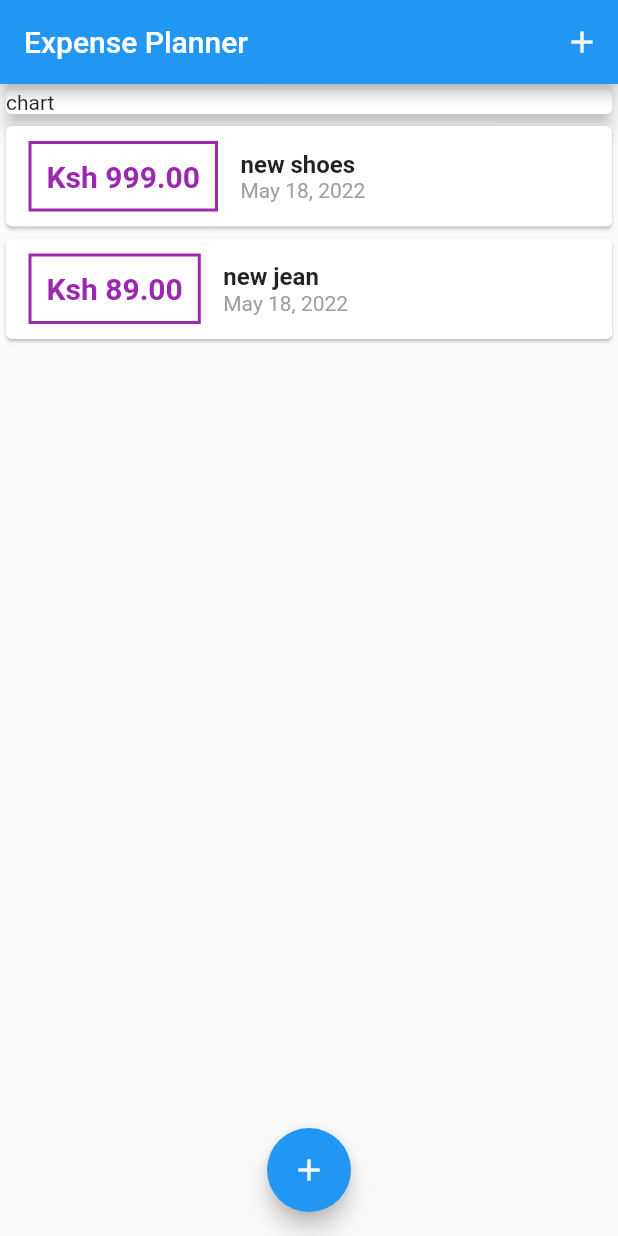
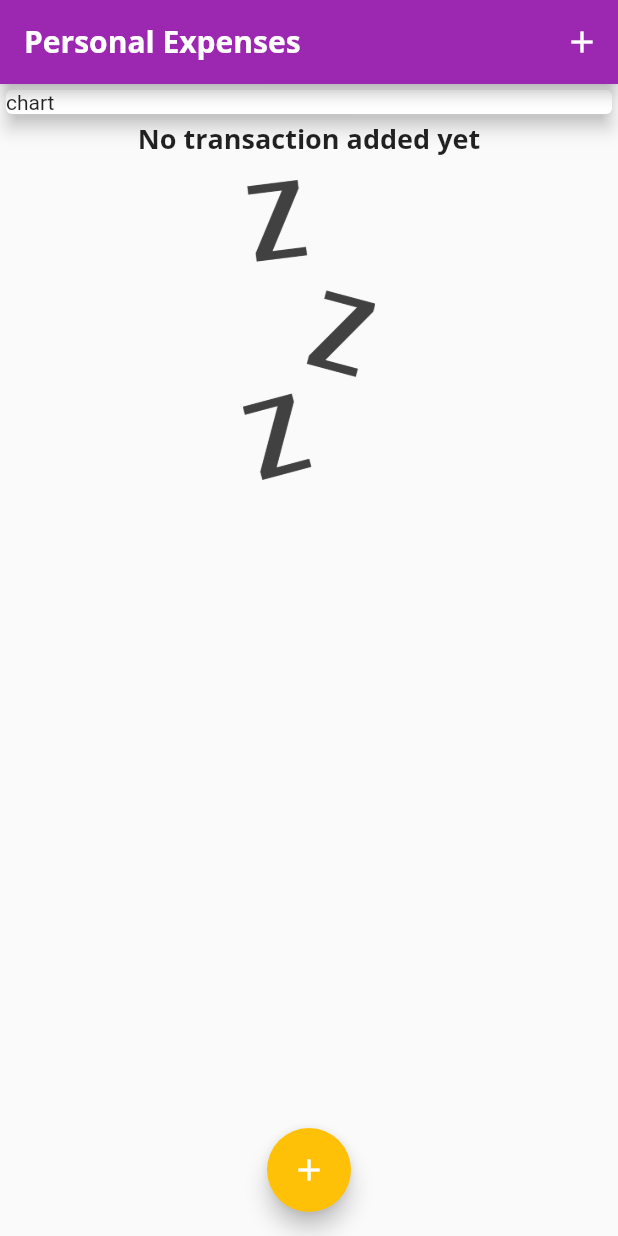
Before and after one commit to brian-hub-dev/expense_tracker, a Flutter app: the screen it shows after launch, on a phone screen of 412 x 824 dp. Run offline on Flutter 3.47's test engine with Material 2 defaults, Android fonts, the phone set to English and light mode, and no system bars.

Commit message:
adding chart widget and logic

```diff
--- a/lib/main.dart
+++ b/lib/main.dart
@@ -12,11 +12,40 @@ class MyApp extends StatelessWidget {
   @override
   Widget build(BuildContext context) {
     return MaterialApp(
-      title: 'Flutter Demo',
+      title: 'Personal Expenses',
       theme: ThemeData(
-        primarySwatch: Colors.blue,
+        primarySwatch: Colors.purple,
+        colorScheme: ColorScheme.fromSwatch(primarySwatch: Colors.purple)
+            .copyWith(secondary: Colors.amber),
+        fontFamily: 'Quicksand',
+        textTheme: ThemeData.light().textTheme.copyWith(
+              titleLarge: const TextStyle(
+                  fontFamily: 'OpenSans',
+                  fontSize: 18,
+                  fontWeight: FontWeight.bold),
+            ),
+        appBarTheme: AppBarTheme(
+          toolbarTextStyle: ThemeData.light()
+              .textTheme
+              .copyWith(
+                titleLarge: const TextStyle(
+                    fontFamily: 'OpenSans',
+                    fontSize: 20,
+                    fontWeight: FontWeight.bold),
+              )
+              .bodyText2,
+          titleTextStyle: ThemeData.light()
+              .textTheme
+              .copyWith(
+                titleLarge: const TextStyle(
+                    fontFamily: 'OpenSans',
+                    fontSize: 20,
+                    fontWeight: FontWeight.bold),
+              )
+              .headline6,
+        ),
       ),
-      home: MyHomePage(),
+      home: const MyHomePage(),
       debugShowCheckedModeBanner: false,
     );
   }
--- a/lib/pages/myHomePage.dart
+++ b/lib/pages/myHomePage.dart
@@ -12,9 +12,9 @@ class MyHomePage extends StatefulWidget {
 
 class _MyHomePageState extends State<MyHomePage> {
   final List<Transaction> _userTransactions = [
-    Transaction(
-        id: 't1', title: 'new shoes', amount: 999, date: DateTime.now()),
-    Transaction(id: 't2', title: 'new jean', amount: 89, date: DateTime.now()),
+    // Transaction(
+    //     id: 't1', title: 'new shoes', amount: 999, date: DateTime.now()),
+    // Transaction(id: 't2', title: 'new jean', amount: 89, date: DateTime.now()),
   ];
 
   void _addNewTransaction(String txTitle, double txAmount) {
@@ -44,7 +44,7 @@ class _MyHomePageState extends State<MyHomePage> {
   Widget build(BuildContext context) {
     return Scaffold(
       appBar: AppBar(
-        title: const Text('Expense Planner'),
+        title: const Text('Personal Expenses'),
         actions: [
           IconButton(
             onPressed: () => _startAddNewTransaction(context),
--- a/lib/widgets/transaction_list.dart
+++ b/lib/widgets/transaction_list.dart
@@ -3,68 +3,85 @@ import 'package:intl/intl.dart';
 import '../models/transaction.dart';
 
 class TransactionList extends StatelessWidget {
-
   final List<Transaction> transactions;
 
-  const TransactionList({Key? key, required this.transactions}) : super(key: key);
+  const TransactionList({Key? key, required this.transactions})
+      : super(key: key);
 
   @override
   Widget build(BuildContext context) {
-    List<Widget> getList() {
-      List<Widget> childs = transactions
-          .map(
-            (tx) => Row(
-              children: <Widget>[
-                Card(
-                  child: Row(
-                    children: [
-                      Container(
-                        margin: const EdgeInsets.symmetric(
-                            horizontal: 15.0, vertical: 10.0),
-                        padding: const EdgeInsets.all(10.0),
-                        decoration: BoxDecoration(
-                          border: Border.all(color: Colors.purple, width: 2),
-                        ),
-                        child: Text(
-                          'Ksh ${tx.amount.toString()}',
-                          style: const TextStyle(
-                              fontWeight: FontWeight.bold,
-                              fontSize: 20,
-                              color: Colors.purple),
-                        ),
-                      ),
-                      Column(
-                        crossAxisAlignment: CrossAxisAlignment.start,
+    // List<Widget> getList() {
+    //   List<Widget> childs = transactions
+    //       .map(
+    //         (tx) => Row(
+    //           children: <Widget>[
+    //             Card(
+    //               child: Row(
+    //                 children: [
+    //                   Container(
+    //                     margin: const EdgeInsets.symmetric(
+    //                         horizontal: 15.0, vertical: 10.0),
+    //                     padding: const EdgeInsets.all(10.0),
+    //                     decoration: BoxDecoration(
+    //                       border: Border.all(color: Colors.purple, width: 2),
+    //                     ),
+    //                     child: Text(
+    //                       'Ksh ${tx.amount.toString()}',
+    //                       style: const TextStyle(
+    //                           fontWeight: FontWeight.bold,
+    //                           fontSize: 20,
+    //                           color: Colors.purple),
+    //                     ),
+    //                   ),
+    //                   Column(
+    //                     crossAxisAlignment: CrossAxisAlignment.start,
+    //                     children: [
+    //                       Text(
+    //                         tx.title,
+    //                         style: const TextStyle(
+    //                           fontSize: 16.0,
+    //                           fontWeight: FontWeight.bold,
+    //                         ),
+    //                       ),
+    //                       Text(
+    //                         DateFormat.yMMMd().format(tx.date),
+    //                         style: const TextStyle(
+    //                           color: Colors.grey,
+    //                         ),
+    //                       )
+    //                     ],
+    //                   ),
+    //                 ],
+    //               ),
+    //             ),
+    //             // Text("${e.height}", style: const TextStyle(fontSize: 25)),
+    //             // Text("${e.date}", style: const TextStyle(fontSize: 25))
+    //           ],
+    //         ),
+    //       )
+    //       .toList();
+    //   return childs;
+    // }
+
+    return Container(
+      height: 500.0,
+      child: transactions.isEmpty
+          ? Column(
               children: [
                 Text(
-                            tx.title,
-                            style: const TextStyle(
-                              fontSize: 16.0,
-                              fontWeight: FontWeight.bold,
+                  'No transaction added yet',
+                  style: Theme.of(context).textTheme.titleLarge,
                 ),
-                          ),
-                          Text(
-                            DateFormat.yMMMd().format(tx.date),
-                            style: const TextStyle(
-                              color: Colors.grey,
-                            ),
+                const SizedBox(height: 15,),
+                SizedBox(
+                    height: 200,
+                    child: Image.asset(
+                      'assets/images/waiting.png',
+                      fit: BoxFit.cover,
+                    ))
+              ],
             )
-                        ],
-                      ),
-                    ],
-                  ),
-                ),
-                // Text("${e.height}", style: const TextStyle(fontSize: 25)),
-                // Text("${e.date}", style: const TextStyle(fontSize: 25))
-              ],
-            ),
-          )
-          .toList();
-      return childs;
-    }
-    return Container(
-      height: 500.0,
-      child: ListView.builder(
+          : ListView.builder(
               itemCount: transactions.length,
               itemBuilder: (BuildContext context, int index) {
                 return Card(
@@ -75,14 +92,16 @@ class TransactionList extends StatelessWidget {
                             horizontal: 15.0, vertical: 10.0),
                         padding: const EdgeInsets.all(10.0),
                         decoration: BoxDecoration(
-                    border: Border.all(color: Colors.purple, width: 2),
+                          border: Border.all(
+                              color: Theme.of(context).primaryColor, width: 2),
                         ),
                         child: Text(
                           'Ksh ${transactions[index].amount.toStringAsFixed(2)}',
-                    style: const TextStyle(
+                          style: TextStyle(
                             fontWeight: FontWeight.bold,
                             fontSize: 20,
-                        color: Colors.purple),
+                            color: Theme.of(context).primaryColor,
+                          ),
                         ),
                       ),
                       Column(
@@ -90,10 +109,7 @@ class TransactionList extends StatelessWidget {
                         children: [
                           Text(
                             transactions[index].title,
-                      style: const TextStyle(
-                        fontSize: 16.0,
-                        fontWeight: FontWeight.bold,
-                      ),
+                            style: Theme.of(context).textTheme.titleLarge,
                           ),
                           Text(
                             DateFormat.yMMMd().format(transactions[index].date),
```
Also changed, not shown: lib/widgets/chart.dart (added, +36 -0 lines), pubspec.yaml (+14 -14 lines), assets/fonts/OpenSans-Bold.ttf (added), assets/fonts/OpenSans-Regular.ttf (added), assets/fonts/Quicksand-Bold.ttf (added), assets/fonts/Quicksand-Light.ttf (added), assets/fonts/Quicksand-Medium.ttf (added), assets/fonts/Quicksand-Regular.ttf (added), assets/images/waiting.png (added). Lines whose indentation alone changed are shown as unchanged.
